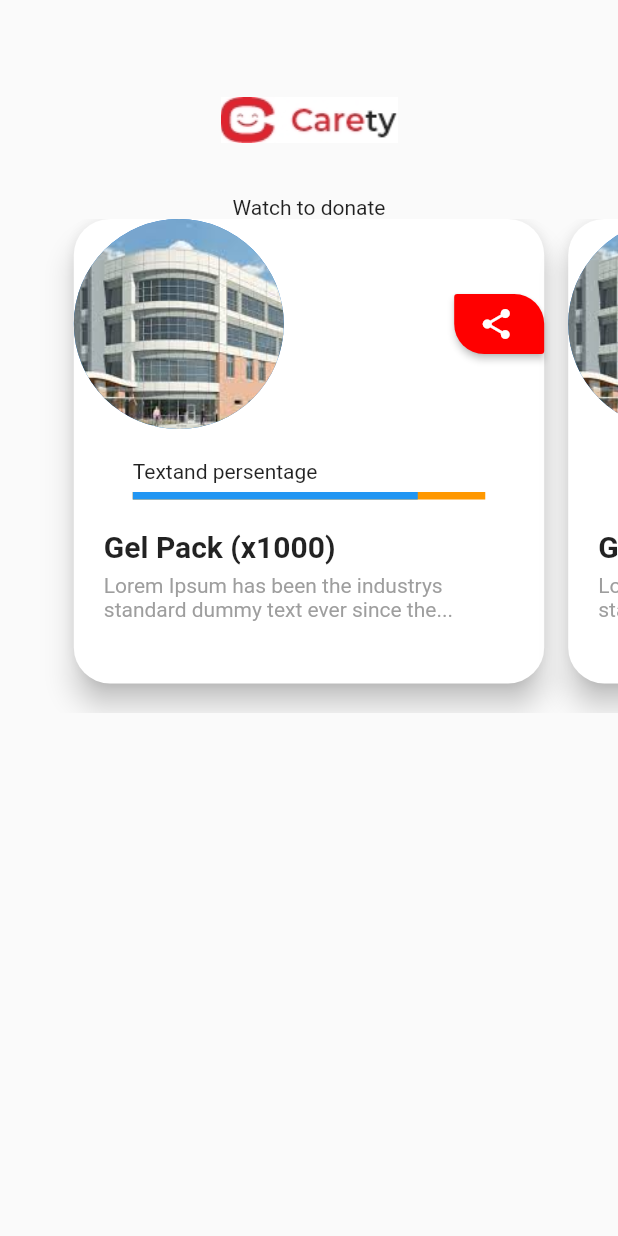
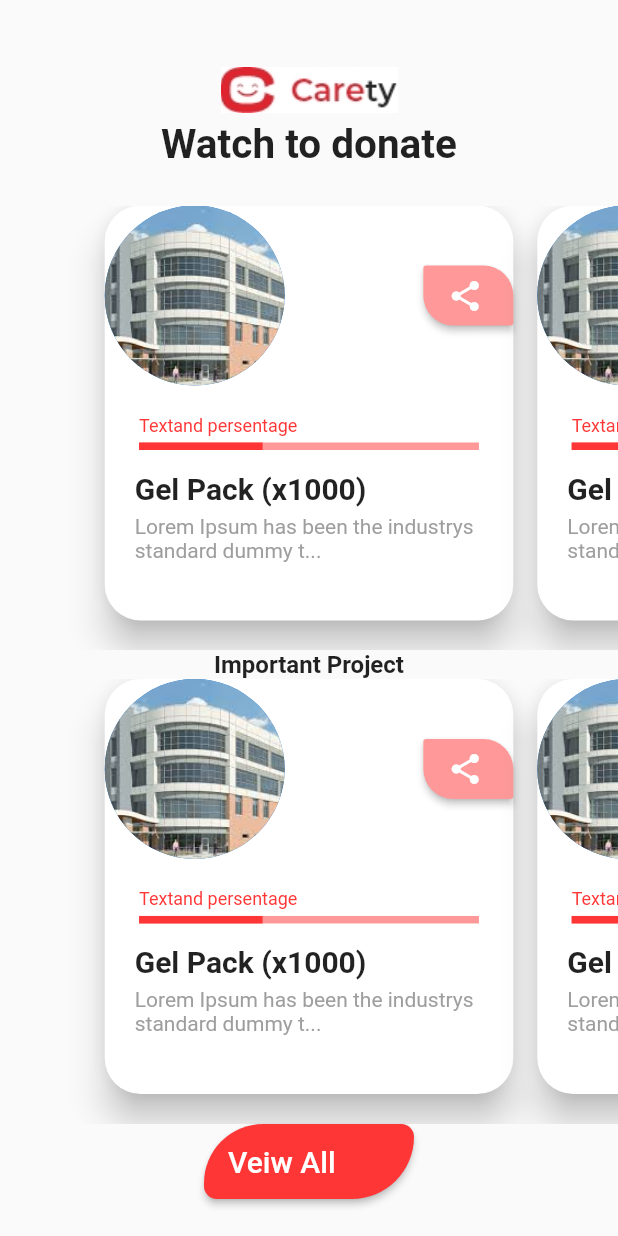
Before and after one commit to nassimiheb/Carety, a Flutter app: the screen it shows after launch, on a phone screen of 412 x 824 dp. Run offline on Flutter 3.47's test engine with Material 2 defaults, Android fonts, the phone set to English and light mode, and no system bars; our stand-ins replace introduction_screen.

Commit message:
Full page without nav bar and padding for button

```diff
--- a/lib/home_page.dart
+++ b/lib/home_page.dart
@@ -7,14 +7,15 @@ class SlidingCardsView extends StatefulWidget {
   @override
   _SlidingCardsViewState createState() => _SlidingCardsViewState();
 }
-
+const maincolor = const Color(0xffFF3636);
+const scndcolor = const Color(0xffFF9999);
 class _SlidingCardsViewState extends State<SlidingCardsView> {
   PageController pageController;
 
   @override
   void initState() {
     super.initState();
-    pageController = PageController(viewportFraction: 0.8);
+    pageController = PageController(viewportFraction: 0.7);
   }
 
   @override
@@ -29,25 +30,28 @@ class _SlidingCardsViewState extends State<SlidingCardsView> {
     Scaffold(body:
     Column(
       children: <Widget>[
-        SizedBox(height: 30,),
-        Image.asset('assets/applogo.jpg',height: 100,),
-        Text("Watch to donate"),
+        SizedBox(height: 40,),
+        Image.asset('assets/applogo.jpg',height: 40,),
+        Text("Watch to donate",style: TextStyle(fontSize: 27,fontWeight: FontWeight.bold),),
+        SizedBox(height: 25,),
         SizedBox(
-      height: MediaQuery.of(context).size.height * 0.4,
+      height: MediaQuery.of(context).size.height * 0.36,
+
+
       child: PageView(
 
         controller: pageController,
         children: <Widget>[
           SlidingCard(
             name: 'Gel Pack (x1000)',
-            date: 'Lorem Ipsum has been the industrys standard dummy text ever since the...',
+            date: 'Lorem Ipsum has been the industrys standard dummy t...',
             img: 'assets/hospital.jpeg',
             per: 10,
 
           ),
           SlidingCard(
             name: 'Gel Pack (x1000)',
-            date: 'Lorem Ipsum has been the industrys standard dummy text ever since the...',
+            date: 'Lorem Ipsum has been the industrys standard dummy t...',
             img: 'assets/hospital.jpeg',
             per: 10,
 
@@ -55,8 +59,53 @@ class _SlidingCardsViewState extends State<SlidingCardsView> {
         ],
       ),
     ),
-    ],)
+    Text("Important Project" ,style: TextStyle(fontSize: 16,fontWeight: FontWeight.bold),),
+    SizedBox(
+      height: MediaQuery.of(context).size.height * 0.36,
+
+
+      child: PageView(
+
+        controller: pageController,
+        children: <Widget>[
+          SlidingCard(
+            name: 'Gel Pack (x1000)',
+            date: 'Lorem Ipsum has been the industrys standard dummy t...',
+            img: 'assets/hospital.jpeg',
+            per: 10,
+
+          ),
+          SlidingCard(
+            name: 'Gel Pack (x1000)',
+            date: 'Lorem Ipsum has been the industrys standard dummy t...',
+            img: 'assets/hospital.jpeg',
+            per: 10,
+
+          ),
+        ],
+      ),
+    ),
+    Container(
+
+          width: 140.0,
+          height: 50.0,
+          child : RaisedButton(
+            color: maincolor,
+            child: Row(
+              children: <Widget>[
+
+                Text("Veiw All",style: TextStyle(fontSize: 20,color: Colors.white),)
+              ],
+            ),
+            onPressed: () {},
+            shape: RoundedRectangleBorder(
+              borderRadius: BorderRadius.only(topRight: Radius.circular(26),topLeft: Radius.circular(120),bottomLeft: Radius.circular(26),bottomRight: Radius.circular(126)),
+            ),
+          ),
+        ),
+    ],),
     )
+
     ;
 
  }
@@ -84,8 +133,9 @@ class SlidingCard extends StatelessWidget {
   @override
   Widget build(BuildContext context) {
     return Card(
+
       margin: EdgeInsets.only(left: 8, right: 8, bottom: 20),
-      elevation: 8,
+      elevation: 10,
       shape: RoundedRectangleBorder(borderRadius: BorderRadius.circular(24)), //<--custom shape
 
       child: Column(
@@ -95,7 +145,7 @@ class SlidingCard extends StatelessWidget {
           Row(
             children: <Widget>[
           CircleAvatar(
-          radius: 70,
+          radius: 60,
           backgroundImage: AssetImage(img,),
         ),
         Spacer(),
@@ -105,7 +155,7 @@ class SlidingCard extends StatelessWidget {
           width: 60.0,
           height: 40.0,
           child : RaisedButton(
-            color: Color(0XFFFF0000),
+            color: scndcolor,
             child: Row(
               children: <Widget>[
                 Icon(Icons.share, color: Colors.white,),
@@ -126,23 +176,22 @@ class SlidingCard extends StatelessWidget {
             crossAxisAlignment: CrossAxisAlignment.start,
             children: <Widget>[
 
-              Text("Textand persentage"),
-              SizedBox(height: 6,),
+              Text("Textand persentage",style: TextStyle(color: maincolor,fontSize: 12),),
+              SizedBox(height: 4,),
               Container(
            /* padding: new EdgeInsets.all(20.0),*/
-            width: 235.0,
+            width: MediaQuery.of(context).size.width * 0.55,
             height: 5.0,
-            color: Colors.orange,
+            color: scndcolor,
             alignment: Alignment.centerLeft, // where to position the child
             child: Container(
-              width: 190.0,
+              width: MediaQuery.of(context).size.width * 0.2,
               height: 5.0,
-              color: Colors.blue,
+              color: maincolor,
             ),
           ),
             ]
           ),
-
           Expanded(
             child: CardContent( //<--replace the Container with CardContent
           name: name,
@@ -166,7 +215,8 @@ class CardContent extends StatelessWidget {
   @override
   Widget build(BuildContext context) {
     return Padding(
-      padding: const EdgeInsets.all(20.0),
+     /* padding: const EdgeInsets.all(20.0),*/
+      padding : const EdgeInsets.only(bottom: 18,top: 14,left: 20,right: 20),
       child: Column(
         crossAxisAlignment: CrossAxisAlignment.start,
         children: <Widget>[
```
